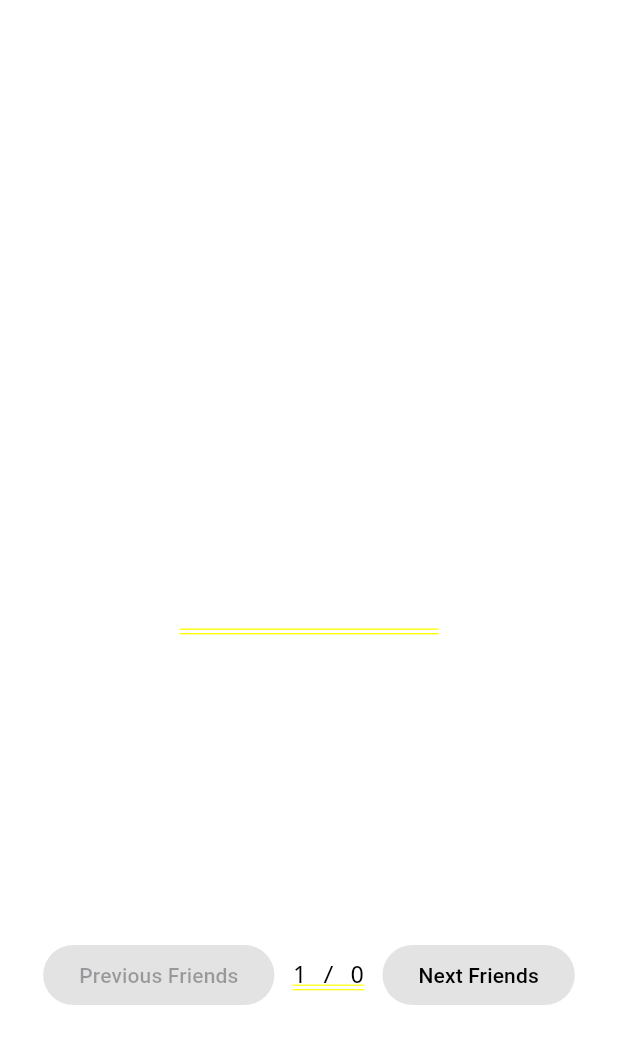
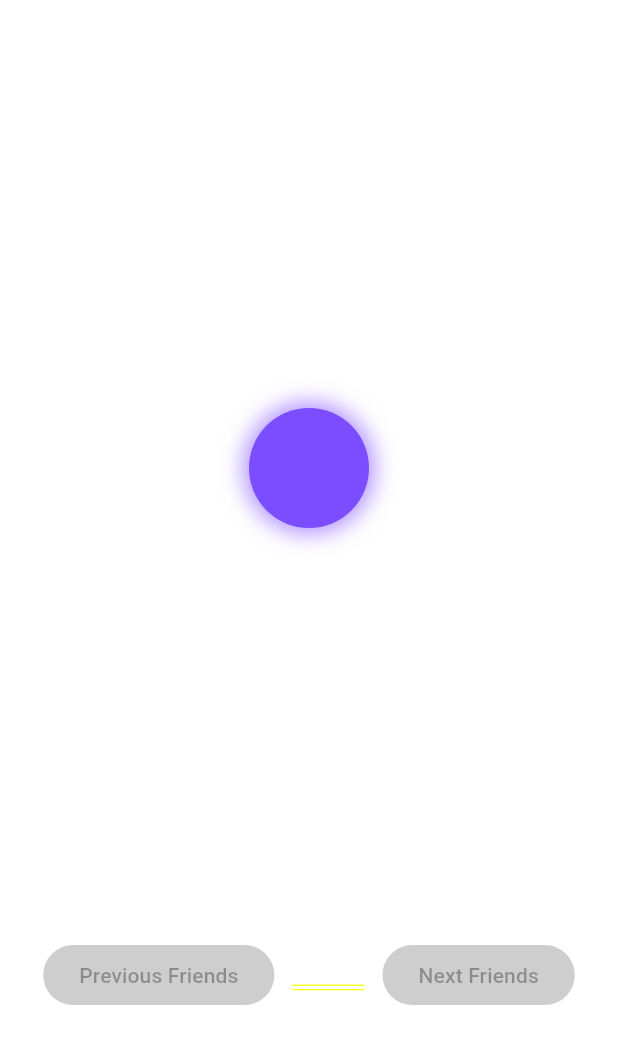
Before and after one commit to Atharv-iitr/Hangout-Planner-App, a Flutter app: the FriendGraphWidget screen opened directly, on a phone screen of 412 x 824 dp. Shown: the top 1044 px of the screen. Run offline on Flutter 3.47's test engine with Material 3 defaults, Android fonts, the phone set to English and light mode, and no system bars; our stand-ins replace cloud_firestore, firebase_auth, firebase_core; accounts and stored records are empty.

Commit message:
Update home.dart

```diff
--- a/lib/Pages/home.dart
+++ b/lib/Pages/home.dart
@@ -15,11 +15,7 @@
         flexibleSpace: Container(
           decoration: const BoxDecoration(
             gradient: LinearGradient(
-              colors: [
-                Color.fromARGB(255, 75, 71, 106),
-                Color.fromARGB(255, 46, 40, 124),
-                Color.fromARGB(255, 21, 21, 120),
-              ],
+              colors: [Color.fromARGB(255, 75, 71, 106), Color.fromARGB(255, 46, 40, 124), Color.fromARGB(255, 21, 21, 120)],
               begin: Alignment.topLeft,
               end: Alignment.bottomRight,
             ),
@@ -78,12 +74,12 @@
                   ),
                   accountEmail: Text(
                     userUsername.isNotEmpty ? '@$userUsername' : '',
-                    style: const TextStyle(color: Colors.white70),
+                    style: const TextStyle(
+                      color: Colors.white70,
+                    ),
                   ),
                   currentAccountPicture: user?.photoURL != null
-                      ? CircleAvatar(
-                          backgroundImage: NetworkImage(user!.photoURL!),
-                        )
+                      ? CircleAvatar(backgroundImage: NetworkImage(user!.photoURL!))
                       : const CircleAvatar(
                           backgroundColor: Colors.black54,
                           child: Icon(Icons.person, color: Colors.cyanAccent),
@@ -116,7 +112,6 @@
           ],
         ),
       ),
-
       body: Container(
         decoration: const BoxDecoration(
           gradient: LinearGradient(
@@ -166,7 +161,10 @@
     leading: Icon(icon, color: Colors.cyanAccent),
     title: Text(
       title,
-      style: const TextStyle(color: Colors.white, fontWeight: FontWeight.w500),
+      style: const TextStyle(
+        color: Colors.white,
+        fontWeight: FontWeight.w500,
+      ),
     ),
     hoverColor: Colors.cyan.withOpacity(0.1),
     onTap: onTap,
@@ -203,22 +201,16 @@
   @override
   void initState() {
     super.initState();
-    _controller = AnimationController(
-      vsync: this,
-      duration: const Duration(milliseconds: 400),
-    );
+    _controller =
+        AnimationController(vsync: this, duration: const Duration(milliseconds: 400));
     _animation = CurvedAnimation(parent: _controller, curve: Curves.easeInOut);
   }
 
-  Future<List<Map<String, String>>> _resolveUsernames(
-    List<Map<String, String>> friends,
-  ) async {
+  Future<List<Map<String, String>>> _resolveUsernames(List<Map<String, String>> friends) async {
     List<Map<String, String>> resolved = [];
     for (var friend in friends) {
-      final doc = await FirebaseFirestore.instance
-          .collection('users')
-          .doc(friend['uid'])
-          .get();
+      final doc =
+          await FirebaseFirestore.instance.collection('users').doc(friend['uid']).get();
       final username = doc.data()?['username'] ?? 'Unknown';
       resolved.add({'uid': friend['uid']!, 'username': username});
     }
@@ -235,10 +227,7 @@
     }
 
     return StreamBuilder<DocumentSnapshot>(
-      stream: FirebaseFirestore.instance
-          .collection('users')
-          .doc(uid)
-          .snapshots(),
+      stream: FirebaseFirestore.instance.collection('users').doc(uid).snapshots(),
       builder: (context, snapshot) {
         if (!snapshot.hasData || !snapshot.data!.exists) {
           return const Center(child: Text('No data available.'));
@@ -272,10 +261,7 @@
 
             final totalPages = (allFriends.length / friendsPerPage).ceil();
             final startIndex = currentPage * friendsPerPage;
-            final endIndex = min(
-              startIndex + friendsPerPage,
-              allFriends.length,
-            );
+            final endIndex = min(startIndex + friendsPerPage, allFriends.length);
             final currentFriends = allFriends.sublist(startIndex, endIndex);
 
             return Stack(
@@ -294,6 +280,11 @@
                     mainAxisAlignment: MainAxisAlignment.center,
                     children: [
                       ElevatedButton(
+                        style: ElevatedButton.styleFrom(
+                          backgroundColor: const Color(0xFF00F5FF),
+                          foregroundColor: Colors.black,
+                          disabledBackgroundColor: Colors.grey.withOpacity(0.5),
+                        ),
                         onPressed: currentPage > 0
                             ? () {
                                 setState(() {
@@ -310,11 +301,16 @@
                         style: const TextStyle(
                           fontSize: 16,
                           fontWeight: FontWeight.w500,
-                          color: Colors.black,
+                          color: Colors.white,
                         ),
                       ),
                       const SizedBox(width: 12),
                       ElevatedButton(
+                        style: ElevatedButton.styleFrom(
+                          backgroundColor: const Color(0xFF00F5FF),
+                          foregroundColor: Colors.black,
+                          disabledBackgroundColor: Colors.grey.withOpacity(0.5),
+                        ),
                         onPressed: currentPage < totalPages - 1
                             ? () {
                                 setState(() {
@@ -323,10 +319,7 @@
                                 });
                               }
                             : null,
-                        child: const Text(
-                          'Next Friends',
-                          style: TextStyle(color: Colors.black),
-                        ),
+                        child: const Text('Next Friends'),
                       ),
                     ],
                   ),
@@ -341,15 +334,25 @@
 
   Widget _buildGraph(BuildContext context, List<Map<String, String>> friends) {
     if (friends.isEmpty) {
-      return const Center(
-        child: Text(
-          'No friends found',
-          style: TextStyle(
-            fontSize: 18,
-            fontWeight: FontWeight.w500,
-            color: Colors.white,
+      return LayoutBuilder(
+        builder: (context, constraints) {
+          final center = Offset(
+            constraints.maxWidth / 2,
+            constraints.maxHeight / 2 - 100,
+          );
+          const double nodeRadius = 40;
+          return Stack(
+            children: [
+              Positioned(
+                left: center.dx - nodeRadius,
+                top: center.dy - nodeRadius,
+                width: nodeRadius * 2,
+                height: nodeRadius * 2,
+                child: _buildNode(centerName, color: Colors.deepPurpleAccent),
               ),
-        ),
+            ],
+          );
+        },
       );
     }
 
@@ -374,10 +377,7 @@
           children: [
             CustomPaint(
               size: Size.infinite,
-              painter: LinePainter(
-                center: center,
-                friendPositions: friendPositions,
-              ),
+              painter: LinePainter(center: center, friendPositions: friendPositions),
             ),
             Positioned(
               left: center.dx - nodeRadius,
@@ -401,40 +401,9 @@
                         context,
                         MaterialPageRoute(
                           builder: (context) => Scaffold(
-                            backgroundColor: const Color(
-                              0xFF0F0F2D,
-                            ), // Dark cyberpunk background
                             appBar: AppBar(
-                              backgroundColor: const Color(
-                                0xFF1CB5E0,
-                              ), // Neon blue gradient feel
-                              elevation: 10,
-                              shadowColor: Colors.cyanAccent.withOpacity(0.4),
-                              title: Text(
-                                "${friends[i]['username']}'s Friends",
-                                style: const TextStyle(
-                                  color: Colors.black,
-                                  fontWeight: FontWeight.bold,
-                                  fontSize: 20,
-                                  letterSpacing: 1.2,
-                                ),
-                              ),
-                              iconTheme: const IconThemeData(
-                                color: Colors.black,
-                              ),
-                            ),
-                            body: Container(
-                              decoration: const BoxDecoration(
-                                gradient: LinearGradient(
-                                  colors: [
-                                    Color(0xFF0F0F2D),
-                                    Color(0xFF000000),
-                                  ],
-                                  begin: Alignment.topCenter,
-                                  end: Alignment.bottomCenter,
-                                ),
-                              ),
-                              child: FriendGraphWidget(
+                                title: Text("${friends[i]['username']}'s Friends")),
+                            body: FriendGraphWidget(
                               userUid: friends[i]['uid'],
                               depth: widget.depth + 1,
                               title: friends[i]['username'],
@@ -446,15 +415,11 @@
                             ),
                           ),
                         ),
-                        ),
                       );
                     } else {
                       ScaffoldMessenger.of(context).showSnackBar(
                         const SnackBar(
-                          content: Text(
-                            "You can only view up to second-degree friends.",
-                          ),
-                        ),
+                            content: Text("You can only view up to second-degree friends.")),
                       );
                     }
                   },
```
Lines whose indentation alone changed are shown as unchanged.
